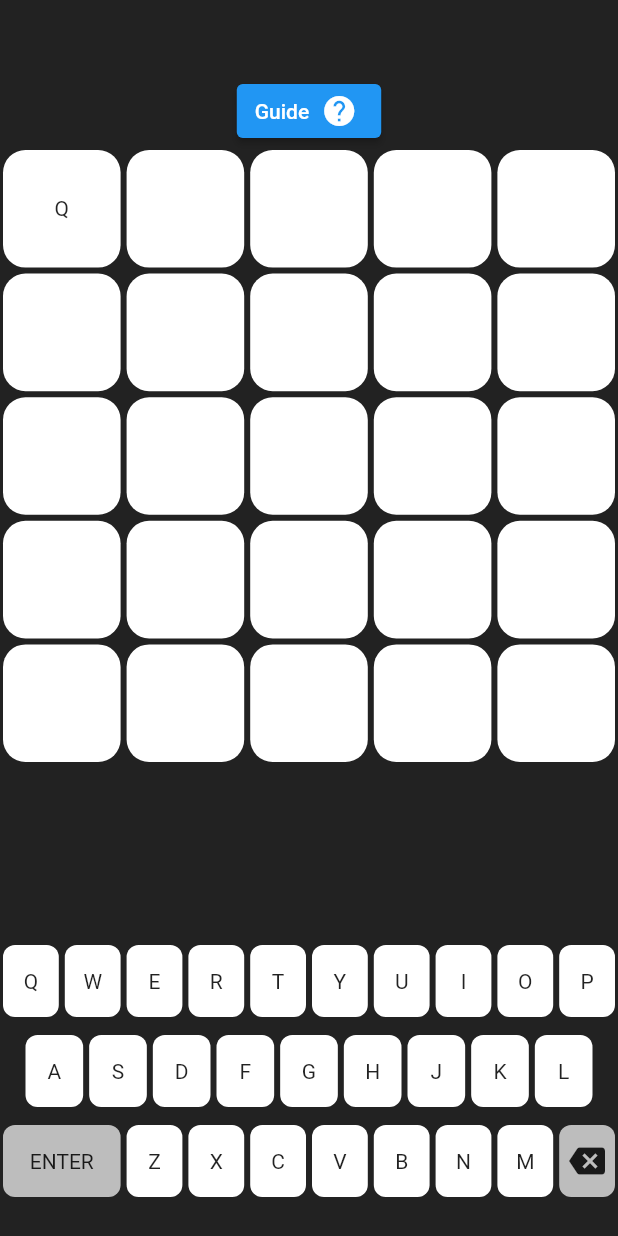
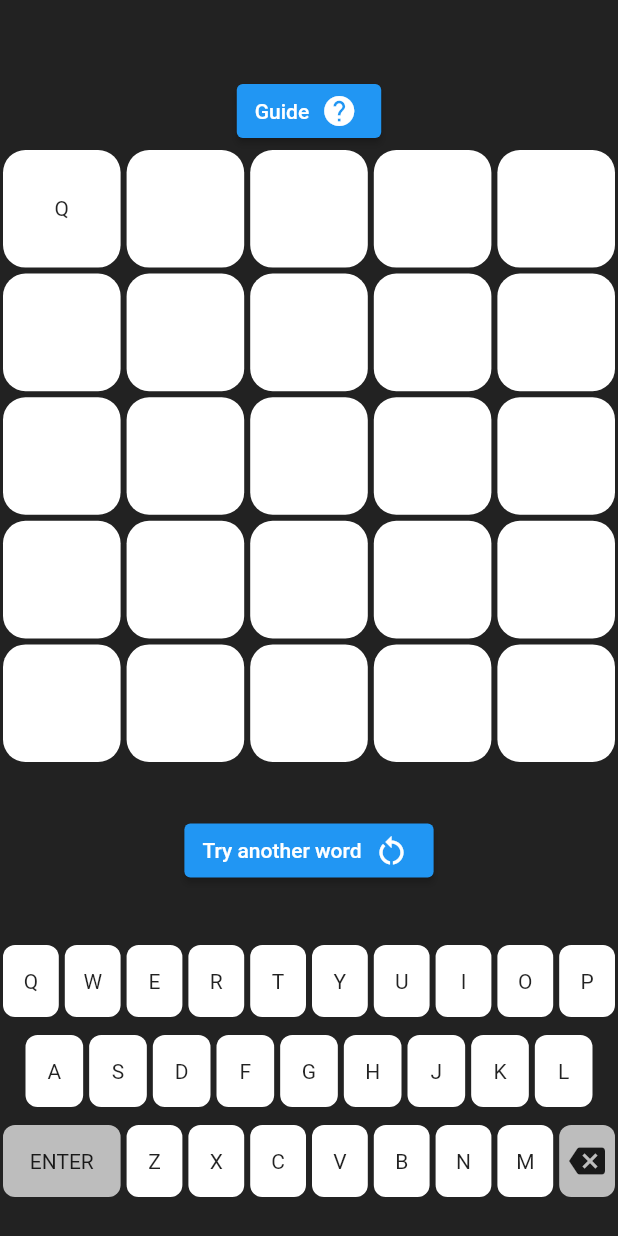
Before and after one commit to Manuiq/wordle-flutter, a Flutter app: the screen it shows after launch, after a tap on an icon or button, on a phone screen of 412 x 824 dp. Run offline on Flutter 3.47's test engine with Material 2 defaults, Android fonts, the phone set to English and light mode, and no system bars; our stand-ins replace device_info_plus; missing offline and left inert: dart:ffi; project files that could hold a hidden picture were left out.

Commit message:
rotation fix

```diff
--- a/lib/main.dart
+++ b/lib/main.dart
@@ -12,7 +12,6 @@ import 'widgets.dart';
 import 'package:device_info_plus/device_info_plus.dart';
 
 void main() {
-  SystemChrome.setPreferredOrientations([DeviceOrientation.portraitUp]);
   runApp(const WordleApp());
 }
 
@@ -59,7 +58,11 @@ class _KeyboardDemoState extends State<KeyboardDemo> {
   Future<void> initPlatformState() async {
     var isTv = (await deviceInfoPlugin.androidInfo)
         .systemFeatures.contains('android.software.leanback_only');
-    setState(() {_isTv = isTv;});
+    setState(() {_isTv = isTv;
+    if (!isTv) {
+      SystemChrome.setPreferredOrientations([DeviceOrientation.portraitUp]);
+    }
+    });
   }
 
   @override
@@ -129,6 +132,12 @@ class _KeyboardDemoState extends State<KeyboardDemo> {
                 );
               }),
           const Spacer(),
+          ElevatedButton.icon(
+            icon: const Text('Try another word'),
+            label: const Icon(Icons.restart_alt),
+            onPressed: _restartGame,
+          ),
+          const Spacer(),
           CustomKeyboard(
             buttonColors: _keyboardKeysState,
             onTextInput: (myText) {
@@ -164,21 +173,6 @@ class _KeyboardDemoState extends State<KeyboardDemo> {
                     },
                   ),
                   const SizedBox(height: 25),
-              GestureDetector(
-                  onTap: () { },
-                  child:AnimatedContainer(
-                        color: getColor(SelectedColor.initial, false),
-                        duration: const Duration(seconds: 2),
-                        curve: Curves.fastOutSlowIn,
-                        child: Container(
-                    margin: const EdgeInsets.all(2),
-                    alignment: Alignment.center,
-                    child: Text("wtf"),
-                    decoration: BoxDecoration(
-                    borderRadius: BorderRadius.circular(15)),
-                    )
-                    )
-                  ),
               IgnorePointer(
                       ignoring: true,
                       child: GridView.builder(
```
Also changed, not shown: 1 other file.
